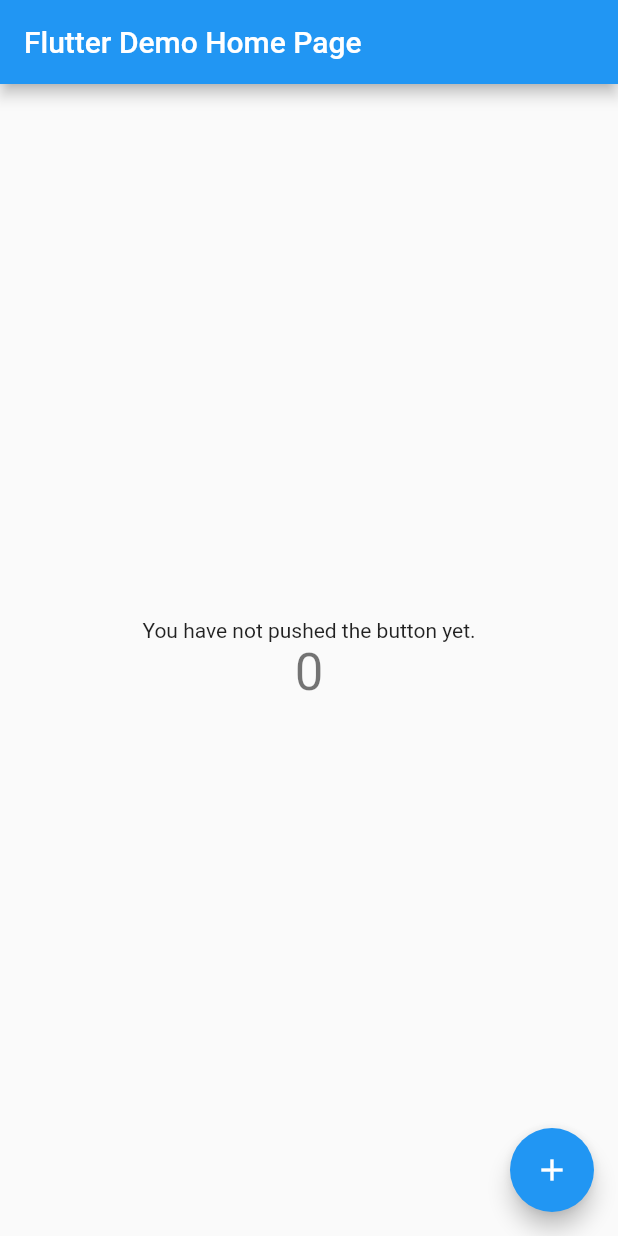
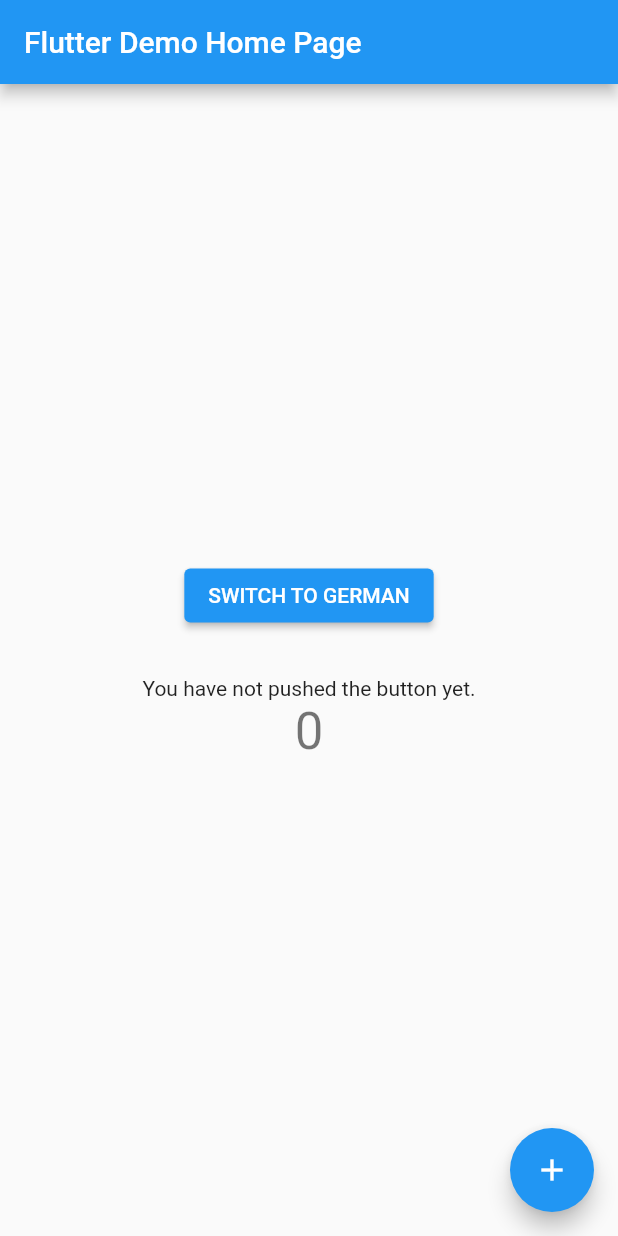
Before and after one commit to aabegg/intl_extension, a Flutter app: the screen it shows after launch, on a phone screen of 412 x 824 dp. Run offline on Flutter 3.47's test engine with Material 2 defaults, Android fonts, the phone set to English and light mode, and no system bars; our stand-ins replace rxdart.

Commit message:
chore: Funktionisfähiges Beispiel fertig

```diff
--- a/example/intl/intl_en.arb
+++ b/example/intl/intl_en.arb
@@ -3,6 +3,16 @@
   "t975145968": "Flutter Demo Home Page",
   "@t975145968": {
     "description": "Flutter Demo Home Page",
+    "placeholders": {}
+  },
+  "t1017881318": "SWITCH TO ENGLISH",
+  "@t1017881318": {
+    "description": "SWITCH TO ENGLISH",
+    "placeholders": {}
+  },
+  "t67849586": "SWITCH TO GERMAN",
+  "@t67849586": {
+    "description": "SWITCH TO GERMAN",
     "placeholders": {}
   },
   "t495287403": "{value, plural, =0{You have not pushed the button yet.} =1{You pushed the button one} other{You have pushed the button {value} times.}}",
@@ -12,5 +22,5 @@
       "value": {}
     }
   },
-  "@@last_modified": "2022-03-23T15:39:33.820320"
+  "@@last_modified": "2022-03-24T14:44:15.136147"
 }
--- a/example/lib/intl/app_localizations.dart
+++ b/example/lib/intl/app_localizations.dart
@@ -100,6 +100,18 @@ abstract class AppLocalizations {
   /// **'Flutter Demo Home Page'**
   String get t975145968;
 
+  /// SWITCH TO ENGLISH
+  ///
+  /// In en, this message translates to:
+  /// **'SWITCH TO ENGLISH'**
+  String get t1017881318;
+
+  /// SWITCH TO GERMAN
+  ///
+  /// In en, this message translates to:
+  /// **'SWITCH TO GERMAN'**
+  String get t67849586;
+
   /// You have pushed the button {value} times.
   ///
   /// In en, this message translates to:
--- a/example/lib/intl/app_localizations_de.dart
+++ b/example/lib/intl/app_localizations_de.dart
@@ -11,6 +11,12 @@ class AppLocalizationsDe extends AppLocalizations {
   String get t975145968 => 'Flutter Demo Startseite';
 
   @override
+  String get t1017881318 => 'WECHSELN ZU ENGLISCH';
+
+  @override
+  String get t67849586 => 'WECHSELN ZU DEUTSCH';
+
+  @override
   String t495287403(num value) {
     return intl.Intl.pluralLogic(
       value,
--- a/example/lib/intl/app_localizations_en.dart
+++ b/example/lib/intl/app_localizations_en.dart
@@ -11,6 +11,12 @@ class AppLocalizationsEn extends AppLocalizations {
   String get t975145968 => 'Flutter Demo Home Page';
 
   @override
+  String get t1017881318 => 'SWITCH TO ENGLISH';
+
+  @override
+  String get t67849586 => 'SWITCH TO GERMAN';
+
+  @override
   String t495287403(num value) {
     return intl.Intl.pluralLogic(
       value,
--- a/example/lib/main.dart
+++ b/example/lib/main.dart
@@ -3,6 +3,8 @@ import 'package:flutter/material.dart';
 import 'package:intl_extension/intl_extension.dart';
 
 void main() {
+  WidgetsFlutterBinding.ensureInitialized();
+
   IntlLocalizations.init(IntlConfig());
   runApp(const MyApp());
 }
@@ -13,7 +15,7 @@ class MyApp extends StatelessWidget {
   // This widget is the root of your application.
   @override
   Widget build(BuildContext context) {
-    return IntlChangeListener(
+    return IntlChangeBuilder(
       builder: (context, locale) {
         return MaterialApp(
           title: 'Intl_Extension Demo',
@@ -62,6 +64,20 @@ class _MyHomePageState extends State<MyHomePage> {
     });
   }
 
+  Widget _localeSwitch() {
+    if (IntlLocalizations.locale == const Locale('de')) {
+      return ElevatedButton(
+        onPressed: () => IntlLocalizations.setLocale(const Locale('en')),
+        child: Text('SWITCH TO ENGLISH'.intl()),
+      );
+    } else {
+      return ElevatedButton(
+        onPressed: () => IntlLocalizations.setLocale(const Locale('de')),
+        child: Text('SWITCH TO GERMAN'.intl()),
+      );
+    }
+  }
+
   @override
   Widget build(BuildContext context) {
     // This method is rerun every time setState is called, for instance as done
@@ -96,6 +112,8 @@ class _MyHomePageState extends State<MyHomePage> {
           // horizontal).
           mainAxisAlignment: MainAxisAlignment.center,
           children: <Widget>[
+            _localeSwitch(),
+            const SizedBox(height: 30),
             Text(
               'You have pushed the button {value} times.'.intlPlural(
                 value: _counter,
--- a/lib/intl_extension.dart
+++ b/lib/intl_extension.dart
@@ -3,4 +3,4 @@ library intl_extension;
 export 'src/intl_config_scheme.dart';
 export 'src/intl_extension.dart';
 export 'src/intl_localizations.dart';
-export 'src/intl_change_listener.dart';
+export 'src/intl_change_builder.dart';
--- /dev/null
+++ b/lib/src/intl_change_builder.dart
@@ -0,0 +1,36 @@
+import 'package:flutter/widgets.dart';
+
+import 'intl_localizations.dart';
+
+typedef IntlLocaleBuilder = Widget Function(
+  BuildContext context,
+  Locale locale,
+);
+
+class IntlChangeBuilder extends StatefulWidget {
+  const IntlChangeBuilder({
+    Key? key,
+    required this.builder,
+  }) : super(key: key);
+
+  final IntlLocaleBuilder builder;
+
+  @override
+  State<IntlChangeBuilder> createState() => _IntlChangeBuilderState();
+}
+
+class _IntlChangeBuilderState extends State<IntlChangeBuilder> {
+  @override
+  Widget build(BuildContext context) {
+    return StreamBuilder(
+      initialData: IntlLocalizations.locale,
+      stream: IntlLocalizations.stream,
+      builder: (context, AsyncSnapshot<Locale> snapshot) {
+        if (snapshot.hasData) {
+          return widget.builder(context, snapshot.data!);
+        }
+        return Container();
+      },
+    );
+  }
+}
--- a/lib/src/intl_change_listener.dart
+++ /dev/null
@@ -1,45 +0,0 @@
-import 'package:flutter/material.dart';
-
-import 'intl_localizations.dart';
-
-typedef IntlChangeBuilder = Widget Function(
-  BuildContext context,
-  Locale locale,
-);
-
-class IntlChangeListener extends StatefulWidget {
-  const IntlChangeListener({
-    Key? key,
-    required this.builder,
-  }) : super(key: key);
-
-  final IntlChangeBuilder builder;
-
-  @override
-  State<IntlChangeListener> createState() => _IntlChangeListenerState();
-}
-
-class _IntlChangeListenerState extends State<IntlChangeListener>
-    with WidgetsBindingObserver {
-  late Locale locale;
-
-  @override
-  void initState() {
-    WidgetsBinding.instance!.addObserver(this); // Subscribe to changes
-    locale = IntlLocalizations.locale;
-    super.initState();
-  }
-
-  @override
-  void didChangeLocales(List<Locale>? locales) {
-    super.didChangeLocales(locales);
-    setState(() {
-      locale = IntlLocalizations.calcAndSetLocale();
-    });
-  }
-
-  @override
-  Widget build(BuildContext context) {
-    return widget.builder(context, locale);
-  }
-}
--- a/lib/src/intl_config_scheme.dart
+++ b/lib/src/intl_config_scheme.dart
@@ -1,13 +1,26 @@
 import 'package:flutter/material.dart';
 
+typedef KeyNotFoundFunction = void Function(
+  String text,
+);
+
 abstract class IntlConfigScheme {
+  final Locale sourceLocale = const Locale('en');
   Locale locale;
   late dynamic localization;
   late Map<String, Function> mapper;
+  final KeyNotFoundFunction keyNotFound;
 
-  IntlConfigScheme({this.locale = const Locale('de')});
+  IntlConfigScheme({
+    this.locale = const Locale('de'),
+    this.keyNotFound = _defaultKeyNotFound,
+  });
 
   void setLocalization(Locale locale);
+  static _defaultKeyNotFound(String text) {
+    // ignore: avoid_print
+    print('Translation for [$text] not found');
+  }
 
   List<LocalizationsDelegate<dynamic>> get localizationsDelegates;
   List<Locale> get supportedLocales;
--- a/lib/src/intl_localizations.dart
+++ b/lib/src/intl_localizations.dart
@@ -1,17 +1,28 @@
+import 'dart:async';
 import 'dart:io';
 import 'package:flutter/widgets.dart';
+import 'package:rxdart/subjects.dart';
 
 import 'intl_config_scheme.dart';
 
 class IntlLocalizations {
+  static final _controller = BehaviorSubject<Locale>();
   static late IntlConfigScheme _intlConfig;
+  static bool _ignoreSystemLocale = false;
 
-  static void init(IntlConfigScheme config, {initLocale = true}) {
+  static void init(IntlConfigScheme config, {ignoreSystemLocale = false}) {
     _intlConfig = config;
-    if (initLocale) {
-      calcAndSetLocale();
+    _ignoreSystemLocale = ignoreSystemLocale;
+
+    // Locale anhand System festlegen
+    if (!_ignoreSystemLocale) {
+      setPossibleLocaleBySystem();
+      WidgetsBinding.instance?.window.onLocaleChanged =
+          () => setPossibleLocaleBySystem();
     }
   }
+
+  static Stream<Locale> get stream => _controller.stream;
 
   static List<LocalizationsDelegate<dynamic>> get localizationsDelegates =>
       _intlConfig.localizationsDelegates;
@@ -20,9 +31,20 @@ class IntlLocalizations {
 
   static Locale get locale => _intlConfig.locale;
 
-  static Locale calcLocale() {
+  static void setLocale(Locale locale) {
+    if (supportedLocales.contains(locale)) {
+      _intlConfig.setLocalization(locale);
+    } else {
+      _intlConfig.setLocalization(supportedLocales.first);
+    }
+
+    _controller.add(_intlConfig.locale);
+  }
+
+  static Locale _getPossibleLocaleBySystem() {
     final Locale defaultSystemLocale =
         _defaultLocaleStringAsLocale(Platform.localeName);
+
     final cleanSupportedLocales =
         supportedLocales.map((e) => e.languageCode).toList();
 
@@ -38,13 +60,14 @@ class IntlLocalizations {
       return supportedLocales.elementAt(
           cleanSupportedLocales.indexOf(defaultSystemLocale.languageCode));
     } else {
-      return supportedLocales.first;
+      return _intlConfig.sourceLocale;
     }
   }
 
-  static Locale calcAndSetLocale() {
-    final locale = calcLocale();
+  static Locale setPossibleLocaleBySystem() {
+    final locale = _getPossibleLocaleBySystem();
     _intlConfig.setLocalization(locale);
+    _controller.add(_intlConfig.locale);
     return locale;
   }
 
@@ -52,6 +75,7 @@ class IntlLocalizations {
     try {
       return _intlConfig.mapper['t${text.hashCode}']!.call(params);
     } catch (e) {
+      _intlConfig.keyNotFound(text);
       return text;
     }
   }
@@ -64,6 +88,7 @@ class IntlLocalizations {
     try {
       return _intlConfig.mapper['t${text.hashCode}']!.call(value, params);
     } catch (e) {
+      _intlConfig.keyNotFound(text);
       return text;
     }
   }
@@ -76,6 +101,7 @@ class IntlLocalizations {
     try {
       return _intlConfig.mapper['t${text.hashCode}']!.call(value, params);
     } catch (e) {
+      _intlConfig.keyNotFound(text);
       return text;
     }
   }
--- a/pubspec.yaml
+++ b/pubspec.yaml
@@ -18,6 +18,7 @@ dependencies:
   arb_utils: ^0.2.0
   recase: ^4.0.0
   json_annotation: ^4.4.0
+  rxdart: ^0.27.3
 
 dev_dependencies:
   flutter_test:
```
Also changed, not shown: bin/src/extract/intl_generate_localizations.dart (+16 -3 lines), example/intl/intl_de.arb (+11 -1 lines), example/lib/intl/intl_config.dart (+18 -3 lines), example/pubspec.lock.
